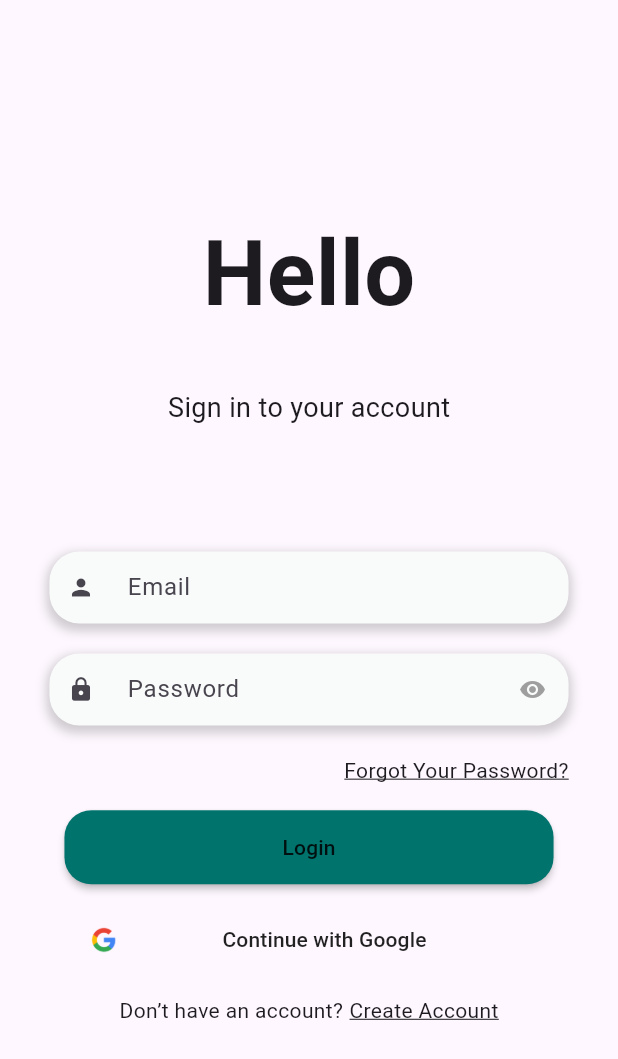
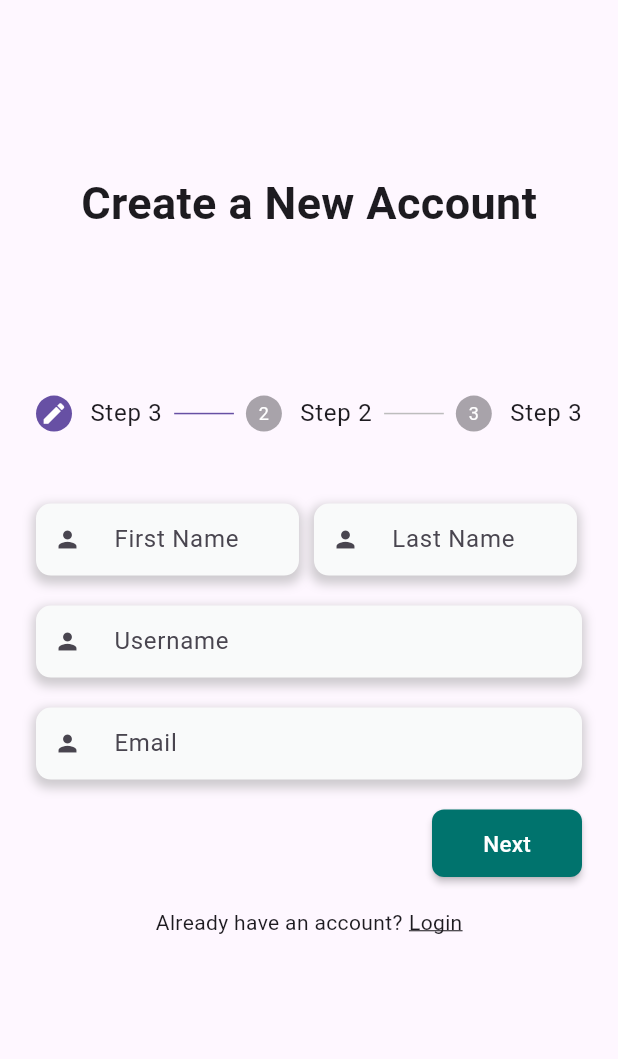
Before and after one commit to YGU-G2/Terhal-amjedAlshahthi, a Flutter app: the screen it shows after launch, after a tap on "Create Account", on a phone screen of 412 x 824 dp. Shown: the top 1059 px of the screen. Run offline on Flutter 3.47's test engine with Material 3 defaults, Android fonts, the phone set to English and light mode, and no system bars; drawn by our look-alikes of flutter_form_builder; our stand-ins replace firebase_auth, firebase_core, form_builder_validators, get; accounts and stored records are empty; generated files the repository leaves out were written again.

Commit message:
finched changes

```diff
--- a/lib/form/controls/data.dart
+++ b/lib/form/controls/data.dart
@@ -10,6 +10,7 @@ class Data extends StatelessWidget {
   final Color? color;
   final bool readOnly;
   final Widget? prefixIcon;
+  final double? width;
   final List<String? Function(String?)> validators;
 
   const Data({
@@ -20,12 +21,13 @@ class Data extends StatelessWidget {
     this.color,
     this.readOnly = false,
     this.prefixIcon,
-    this.validators = const [],
+    this.validators = const [], this.width,
   });
 
   @override
   Widget build(BuildContext context) {
     return Container(
+      width: width,
       decoration: BoxDecoration(
         boxShadow: [
           BoxShadow(
@@ -35,7 +37,7 @@ class Data extends StatelessWidget {
             offset: const Offset(0, 3),
           ),
         ],
-        borderRadius: BorderRadius.circular(20.0),
+        borderRadius: BorderRadius.circular(10.0),
       ),
       child: FormBuilderTextField(
         key: key,
--- a/lib/form/controls/date.dart
+++ b/lib/form/controls/date.dart
@@ -12,6 +12,7 @@ class Date extends StatelessWidget {
   final bool enabled;
   final Widget? prefixIcon;
   final List<String? Function(DateTime?)> validators;
+  final double? width;
 
   const Date({
     super.key,
@@ -21,12 +22,13 @@ class Date extends StatelessWidget {
     this.color,
     this.enabled = true,
     this.prefixIcon,
-    this.validators = const [],
+    this.validators = const [], this.width,
   });
 
   @override
   Widget build(BuildContext context) {
     return Container(
+      width: width,
       decoration: BoxDecoration(
         boxShadow: [
           BoxShadow(
--- a/lib/form/controls/password.dart
+++ b/lib/form/controls/password.dart
@@ -38,7 +38,7 @@ class _PasswordState extends State<Password> {
             offset: const Offset(0, 3),
           ),
         ],
-        borderRadius: BorderRadius.circular(20.0),
+        borderRadius: BorderRadius.circular(10.0),
       ),
       child: FormBuilderTextField(
         key: widget.key,
--- a/lib/form/controls/select.dart
+++ b/lib/form/controls/select.dart
@@ -11,6 +11,7 @@ class Select extends StatelessWidget {
   final Color? color;
   final List options;
   final Widget? prefixIcon;
+  final double? width;
   final List<String? Function(dynamic)> validators;
 
   const Select({
@@ -22,12 +23,14 @@ class Select extends StatelessWidget {
     this.label = '',
     this.color,
     this.prefixIcon,
-    this.validators = const [],
+    this.validators = const [], this.width,
   });
 
   @override
   Widget build(BuildContext context) {
-    return Container(
+    return SizedBox(
+      width: width,
+      child: Container(
         decoration: BoxDecoration(
           boxShadow: [
             BoxShadow(
@@ -37,9 +40,10 @@ class Select extends StatelessWidget {
               offset: const Offset(0, 3),
             ),
           ],
-        borderRadius: BorderRadius.circular(20.0),
+          borderRadius: BorderRadius.circular(10.0),
         ),
         child: FormBuilderDropdown(
+          dropdownColor: Colors.white70,
           key: key,
           name: name,
           enabled: enabled,
@@ -67,6 +71,7 @@ class Select extends StatelessWidget {
             return DropdownMenuItem(value: option, child: Text(option ?? ''));
           }).toList(),
         ),
+      ),
     );
   }
 }
--- a/lib/form/palette.dart
+++ b/lib/form/palette.dart
@@ -25,19 +25,19 @@ class Palette {
               horizontal: 10, vertical: prefixIcon != null ? 8 : 16),
       enabledBorder: const OutlineInputBorder(
         borderSide: BorderSide(color: Colors.transparent),
-        borderRadius: BorderRadius.all(Radius.circular(20.0)),
+        borderRadius: BorderRadius.all(Radius.circular(10.0)),
       ),
       border: const OutlineInputBorder(
         borderSide: BorderSide(),
-        borderRadius: BorderRadius.all(Radius.circular(20.0)),
+        borderRadius: BorderRadius.all(Radius.circular(10.0)),
       ),
       focusedBorder: const OutlineInputBorder(
         borderSide: BorderSide(color: Colors.blue),
-        borderRadius: BorderRadius.all(Radius.circular(20.0)),
+        borderRadius: BorderRadius.all(Radius.circular(10.0)),
       ),
       errorBorder: const OutlineInputBorder(
         borderSide: BorderSide(color: Colors.red),
-        borderRadius: BorderRadius.all(Radius.circular(20.0)),
+        borderRadius: BorderRadius.all(Radius.circular(10.0)),
       ),
       filled: filled,
       fillColor: fillColor ?? Palette.bgColor,
--- a/lib/main.dart
+++ b/lib/main.dart
@@ -8,6 +8,8 @@ import 'package:terhal/firebase_options.dart';
 import 'package:terhal/home.dart';
 import 'package:terhal/l10n/ln10.dart';
 import 'package:terhal/pages/signin_page/signin_page.dart';
+import 'package:terhal/pages/signup_page.dart/signup_page.dart';
+import 'package:terhal/utils/constants.dart';
 
 late final FirebaseApp app;
 late final FirebaseAuth auth;
@@ -27,6 +29,7 @@ class TerhalApp extends StatelessWidget {
   @override
   Widget build(BuildContext context) {
     return GetMaterialApp(
+      debugShowCheckedModeBanner: false,
       localizationsDelegates: [
         AppLocalizations.delegate, // this one was missing
         GlobalMaterialLocalizations.delegate,
@@ -34,6 +37,7 @@ class TerhalApp extends StatelessWidget {
         GlobalCupertinoLocalizations.delegate,
       ],
       theme: ThemeData(
+        primaryColor: Constants.primaryColor,
         appBarTheme: const AppBarTheme(
           backgroundColor: Colors.red,
           centerTitle: true,
@@ -48,6 +52,10 @@ class TerhalApp extends StatelessWidget {
           name: SignInPage.id,
           page: () => const SignInPage(),
         ),
+        GetPage(
+          name: SignUpPage.id,
+          page: () => const SignUpPage(),
+        ),
       ],
       initialRoute: auth.currentUser != null ? HomePage.id : SignInPage.id,
       supportedLocales: L10n.all,
--- /dev/null
+++ b/lib/pages/signup_page.dart/signup_form.dart
@@ -0,0 +1,323 @@
+import 'package:flutter/material.dart';
+import 'package:get/get.dart';
+import 'package:flutter_gen/gen_l10n/app_localizations.dart';
+import 'package:flutter_form_builder/flutter_form_builder.dart';
+// import 'package:terhal/controllers/theme_controller.dart';
+import 'package:terhal/form/controls/data.dart';
+import 'package:terhal/form/controls/date.dart';
+import 'package:terhal/form/controls/password.dart';
+import 'package:terhal/form/controls/select.dart';
+import 'package:terhal/pages/signin_page/signin_page.dart';
+// import 'package:terhal/controllers/firebase_auth_controller.dart';
+import 'package:terhal/widgets/button.dart';
+// import 'package:terhal/widgets/loading.dart';
+
+class SignUpForm extends StatefulWidget {
+  const SignUpForm({
+    super.key,
+    required this.formKey,
+    required this.appLocalizations,
+  });
+
+  final GlobalKey<FormBuilderState> formKey;
+  final AppLocalizations? appLocalizations;
+
+  @override
+  State<SignUpForm> createState() => _SignUpFormState();
+}
+
+class _SignUpFormState extends State<SignUpForm> {
+  // final FirebaseAuthController authController = Get.find();
+  // final ThemeController themeController = Get.find();
+
+  int currentStep = 0;
+  double height = 470;
+
+  @override
+  Widget build(BuildContext context) {
+    return Column(
+      children: [
+        FormBuilder(
+          key: widget.formKey,
+          child: SizedBox(
+            height: height,
+            width: Get.width,
+            child: Stepper(
+              elevation: 0,
+              currentStep: currentStep,
+              type: StepperType.horizontal,
+              controlsBuilder: (context, details) {
+                return const Text("");
+              },
+              steps: [
+                _step1(context),
+                _step2(context),
+                _step3(context),
+              ],
+            ),
+          ),
+        ),
+      ],
+    );
+  }
+
+  Step _step3(BuildContext context) {
+    return Step(
+      state: currentStep == 2
+          ? StepState.editing
+          : currentStep > 2
+              ? StepState.complete
+              : StepState.indexed,
+      isActive: currentStep == 2,
+      title: Text(widget.appLocalizations!.step(3)),
+      content: Column(
+        crossAxisAlignment: CrossAxisAlignment.start,
+        children: [
+          Select(
+            options: const ["Aden", "Haja"],
+            name: "password",
+            label: widget.appLocalizations!.travelCompanion,
+            prefixIcon: const Icon(Icons.travel_explore),
+          ),
+          const SizedBox(
+            height: 20,
+          ),
+          Select(
+            options: [
+              widget.appLocalizations!.heart,
+              widget.appLocalizations!.asthma,
+              widget.appLocalizations!.noCondition
+            ],
+            name: "password",
+            label: "Travel Companion",
+            prefixIcon: const Icon(Icons.health_and_safety),
+          ),
+          const SizedBox(
+            height: 20,
+          ),
+          Container(
+            decoration: BoxDecoration(
+              color: Colors.black12,
+              border: Border.all(
+                color: Colors.grey,
+              ),
+              borderRadius: BorderRadius.circular(10),
+            ),
+            child: ListTile(
+              contentPadding: EdgeInsets.zero,
+              leading: Checkbox(
+                value: true,
+                onChanged: (value) {},
+              ),
+              title: Text(
+                widget.appLocalizations!.needStroller,
+              ),
+            ),
+          ),
+          const SizedBox(
+            height: 20,
+          ),
+          Button(
+            width: Get.width,
+            text: widget.appLocalizations!.createNewAccount,
+            onPressed: () {},
+          ),
+          const SizedBox(
+            height: 20,
+          ),
+          Align(
+            alignment: Alignment.centerLeft,
+            child: Button(
+              width: 100,
+              text: widget.appLocalizations!.back,
+              onPressed: () => _stepChanges(false),
+            ),
+          ),
+          const SizedBox(
+            height: 20,
+          ),
+          _buildSignInBtn(context),
+        ],
+      ),
+    );
+  }
+
+  Step _step2(BuildContext context) {
+    return Step(
+      state: currentStep == 1
+          ? StepState.editing
+          : currentStep > 1
+              ? StepState.complete
+              : StepState.indexed,
+      isActive: currentStep == 1,
+      title: Text(widget.appLocalizations!.step(2)),
+      content: Column(
+        crossAxisAlignment: CrossAxisAlignment.start,
+        children: [
+          Password(
+            name: "password",
+            label: widget.appLocalizations!.password,
+            prefixIcon: const Icon(Icons.lock),
+          ),
+          const SizedBox(
+            height: 20,
+          ),
+          Password(
+            name: "password",
+            label: widget.appLocalizations!.confirmPassword,
+            prefixIcon: const Icon(Icons.lock),
+          ),
+          const SizedBox(
+            height: 20,
+          ),
+          Row(
+            children: [
+              Date(
+                name: "date",
+                label: widget.appLocalizations!.dateOfBirth,
+                prefixIcon: const Icon(Icons.calendar_today),
+                width: Get.width / 2.35,
+              ),
+              const SizedBox(
+                width: 10,
+              ),
+              Select(
+                name: "gender",
+                label: widget.appLocalizations!.gender,
+                options: [
+                  widget.appLocalizations!.male,
+                  widget.appLocalizations!.female
+                ],
+                prefixIcon: const Icon(Icons.person),
+                width: Get.width / 2.35,
+              ),
+            ],
+          ),
+          const SizedBox(
+            height: 20,
+          ),
+          Row(
+            mainAxisAlignment: MainAxisAlignment.spaceBetween,
+            children: [
+              Button(
+                width: 100,
+                text: widget.appLocalizations!.back,
+                onPressed: () => _stepChanges(false),
+              ),
+              Button(
+                width: 100,
+                text: widget.appLocalizations!.next,
+                onPressed: () => _stepChanges(true),
+              ),
+            ],
+          ),
+          const SizedBox(
+            height: 20,
+          ),
+          _buildSignInBtn(context)
+        ],
+      ),
+    );
+  }
+
+  void _stepChanges(bool isInc) {
+    setState(() {
+      isInc ? currentStep++ : currentStep--;
+    });
+  }
+
+  Step _step1(BuildContext context) {
+    return Step(
+      state: currentStep == 0
+          ? StepState.editing
+          : currentStep > 0
+              ? StepState.complete
+              : StepState.indexed,
+      isActive: currentStep == 0,
+      title: Text(widget.appLocalizations!.step(3)),
+      content: Column(
+        crossAxisAlignment: CrossAxisAlignment.start,
+        children: [
+          Row(
+            children: [
+              Data(
+                name: "firstName",
+                label: widget.appLocalizations!.firstName,
+                prefixIcon: const Icon(Icons.person),
+                width: Get.width / 2.35,
+              ),
+              const SizedBox(
+                width: 10,
+              ),
+              Data(
+                name: "lastName",
+                label: widget.appLocalizations!.lastName,
+                prefixIcon: const Icon(Icons.person),
+                width: Get.width / 2.35,
+              ),
+            ],
+          ),
+          const SizedBox(
+            height: 20,
+          ),
+          Data(
+            name: "userName",
+            label: widget.appLocalizations!.username,
+            prefixIcon: const Icon(Icons.person),
+          ),
+          const SizedBox(
+            height: 20,
+          ),
+          Data(
+            name: "email",
+            label: widget.appLocalizations!.email,
+            prefixIcon: const Icon(Icons.person),
+          ),
+          const SizedBox(
+            height: 20,
+          ),
+          Align(
+            alignment: Alignment.centerRight,
+            child: Button(
+              width: 100,
+              text: widget.appLocalizations!.next,
+              onPressed: () => _stepChanges(true),
+            ),
+          ),
+          const SizedBox(
+            height: 20,
+          ),
+          _buildSignInBtn(context)
+        ],
+      ),
+    );
+  }
+
+  // void _handleSignIn() async {
+  //   if (widget.formKey.currentState!.saveAndValidate()) {
+  // await authController.signInWithEmailAndPassword(
+  //   widget.formKey.currentState!.value['email'],
+  //   widget.formKey.currentState!.value['password'],
+  // );
+  //   }
+  // }
+
+  Row _buildSignInBtn(BuildContext context) {
+    return Row(
+      mainAxisAlignment: MainAxisAlignment.center,
+      children: [
+        Text(widget.appLocalizations!.alreadyHaveAccount),
+        SizedBox(width: Get.width * 0.01),
+        GestureDetector(
+          onTap: () => Get.toNamed(SignInPage.id),
+          child: Text(
+            widget.appLocalizations!.login,
+            style: const TextStyle(
+              decoration: TextDecoration.underline,
+            ),
+          ),
+        ),
+      ],
+    );
+  }
+}
--- /dev/null
+++ b/lib/pages/signup_page.dart/signup_page.dart
@@ -0,0 +1,48 @@
+import 'package:flutter/material.dart';
+import 'package:flutter_gen/gen_l10n/app_localizations.dart';
+import 'package:flutter_form_builder/flutter_form_builder.dart';
+import 'package:get/get.dart';
+import 'package:terhal/pages/signup_page.dart/signup_form.dart';
+
+class SignUpPage extends StatefulWidget {
+  static String id = '/signup';
+  const SignUpPage({super.key});
+
+  @override
+  State<SignUpPage> createState() => _SignUpPageState();
+}
+
+class _SignUpPageState extends State<SignUpPage> {
+  final formKey = GlobalKey<FormBuilderState>();
+  @override
+  Widget build(BuildContext context) {
+    final appLocalizations = AppLocalizations.of(context);
+
+    return Scaffold(
+      body: Column(
+        mainAxisAlignment: MainAxisAlignment.center,
+        children: [
+          Center(
+            child: Column(
+              mainAxisAlignment: MainAxisAlignment.center,
+              children: [
+                Text(
+                  appLocalizations!.createNewAccount,
+                  style: const TextStyle(
+                    fontSize: 30,
+                    fontWeight: FontWeight.bold,
+                  ),
+                ),
+                SizedBox(height: Get.height * 0.1),
+                SignUpForm(
+                  formKey: formKey,
+                  appLocalizations: appLocalizations,
+                ),
+              ],
+            ),
+          ),
+        ],
+      ),
+    );
+  }
+}
--- a/lib/widgets/button.dart
+++ b/lib/widgets/button.dart
@@ -2,19 +2,36 @@ import 'package:flutter/material.dart';
 import 'package:terhal/utils/constants.dart';
 
 class Button extends StatelessWidget {
-  const Button({super.key, required this.text, required this.onPressed});
   final String text;
   final VoidCallback onPressed;
+  final double? width;
+
+  const Button({
+    super.key,
+    required this.text,
+    required this.onPressed,
+    this.width,
+  });
 
   @override
   Widget build(BuildContext context) {
-    return MaterialButton(
-      onPressed: onPressed,
-      color: Constants.primaryColor,
-      shape: RoundedRectangleBorder(
-        borderRadius: BorderRadius.circular(18.0),
+    return SizedBox(
+      width: width,
+      height: 45,
+      child: MaterialButton(
+        onPressed: onPressed,
+        color: Constants.primaryColor,
+        textColor: Colors.white,
+        shape: RoundedRectangleBorder(
+          borderRadius: BorderRadius.circular(8),
+        ),
+        child: Text(
+          text,
+          style: const TextStyle(
+            fontSize: 15,
+          ),
+        ),
       ),
-      child: Text(text),
     );
   }
 }
```
Also changed, not shown: pubspec.yaml (+88 -0 lines), pubspec.lock, 68 other files. Lines whose indentation alone changed are shown as unchanged.
